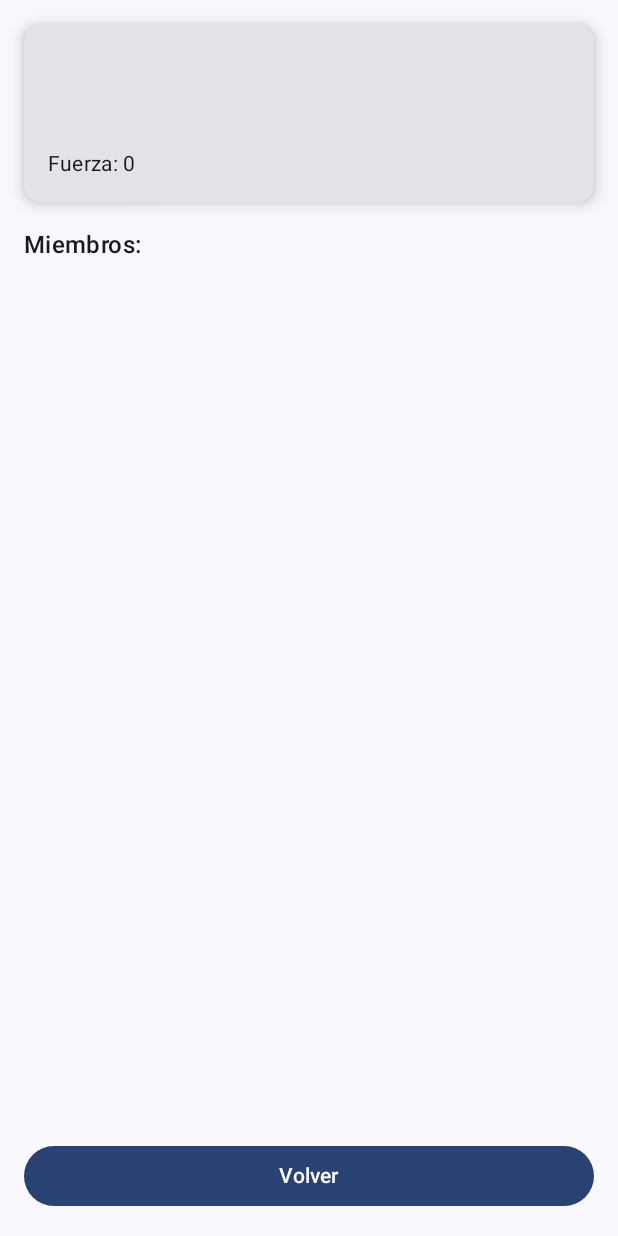
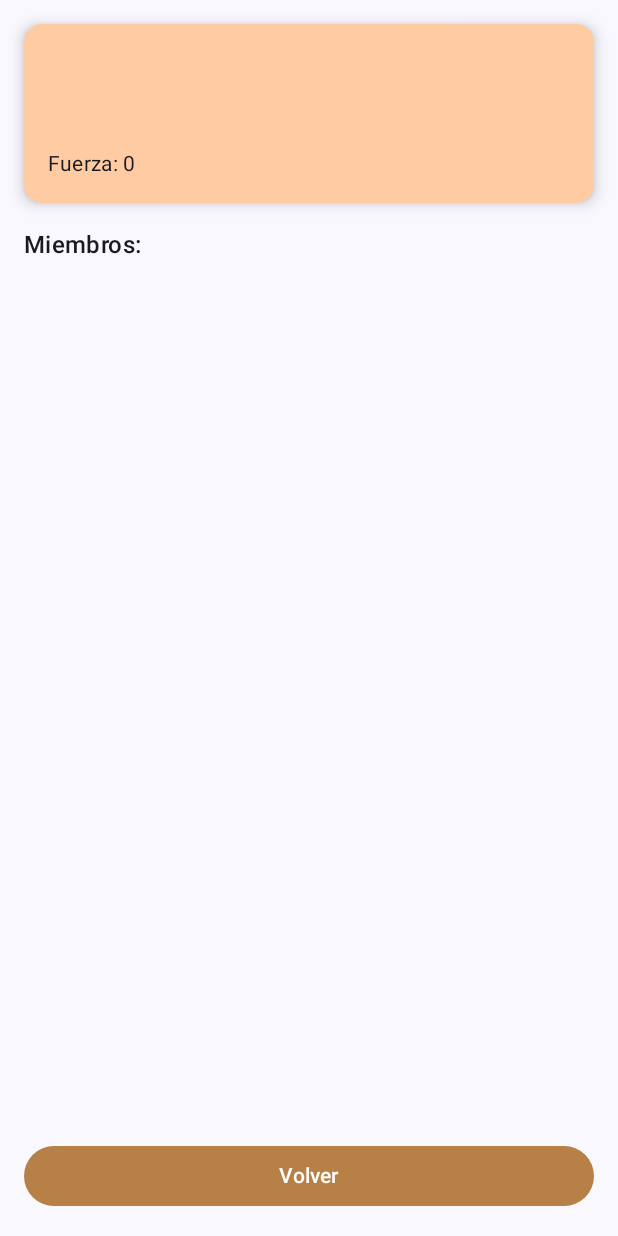
Before and after one commit to ICM2530/WarOfWonders, an Android app built with Jetpack Compose: the composable ClanDetailScreen shown on its own in the app's theme, on a phone screen of 412 x 824 dp. Run offline under Robolectric (Android 15) with nearby library versions, the phone set to English and light mode, and no system bars; our stand-ins replace Firebase (no records; nobody signed in at launch, a user with empty details on screens opened directly).

Commit message:
clan estilos feos

```diff
--- a/app/src/main/java/com/example/warofwonders/ui/screens/clan/ClanDetailScreen.kt
+++ b/app/src/main/java/com/example/warofwonders/ui/screens/clan/ClanDetailScreen.kt
@@ -11,7 +11,9 @@ import androidx.compose.foundation.layout.padding
 import androidx.compose.foundation.lazy.LazyColumn
 import androidx.compose.foundation.lazy.items
 import androidx.compose.material3.AlertDialog
+import androidx.compose.material3.AlertDialogDefaults.containerColor
 import androidx.compose.material3.Button
+import androidx.compose.material3.ButtonDefaults
 import androidx.compose.material3.Card
 import androidx.compose.material3.CardDefaults
 import androidx.compose.material3.MaterialTheme
@@ -25,6 +27,7 @@ import androidx.compose.runtime.remember
 import androidx.compose.runtime.setValue
 import androidx.compose.ui.Alignment
 import androidx.compose.ui.Modifier
+import androidx.compose.ui.graphics.Color
 import androidx.compose.ui.unit.dp
 import androidx.core.graphics.component1
 import androidx.core.graphics.component2
@@ -73,7 +76,11 @@ fun ClanDetailScreen(
         // -----------------------------
         Card(
             modifier = Modifier.fillMaxWidth(),
+            colors = CardDefaults.cardColors(
+                containerColor = Color(0xFFFFCBA3)
+            ),
             elevation = CardDefaults.cardElevation(6.dp)
+
         ) {
             Column(modifier = Modifier.padding(16.dp)) {
                 Text(
@@ -165,14 +172,14 @@ fun ClanDetailScreen(
 
         // -----------------------------
         // Botón Volver
-        // -----------------------------
         Button(
             onClick = onBack,
-            modifier = Modifier.fillMaxWidth()
+            modifier = Modifier.fillMaxWidth(),
+            colors = ButtonDefaults.buttonColors(containerColor = Color(0xFFB68047))
         ) {
             Text("Volver")
         }
-    }
+
 
         // -----------------------------
         // Dialogs para acciones
@@ -197,16 +204,19 @@ fun ClanDetailScreen(
                                 "lider" -> {
                                     // Aquí pones funciones de ascender, descender o expulsar
                                 }
+
                                 "colider" -> {
                                     db.child("users").child(usuario.id).child("clanRole")
                                         .setValue("colider")
                                 }
+
                                 "salir" -> {
                                     // Eliminar usuario del clan
                                     db.child("clanes").child(clan.id).child("miembros")
                                         .child(usuario.id).removeValue()
                                     db.child("users").child(usuario.id).child("clanid").setValue("")
-                                db.child("users").child(usuario.id).child("clanRole").setValue("")
+                                    db.child("users").child(usuario.id).child("clanRole")
+                                        .setValue("")
                                 }
                             }
                         }
@@ -224,3 +234,4 @@ fun ClanDetailScreen(
             )
         }
     }
+}
```
Also changed, not shown: app/src/main/java/com/example/warofwonders/ui/model/ClanMessage.kt (added, +7 -0 lines), app/src/main/java/com/example/warofwonders/ui/screens/clan/ClanScreen.kt (+17 -1 lines). Lines whose indentation alone changed are shown as unchanged.
